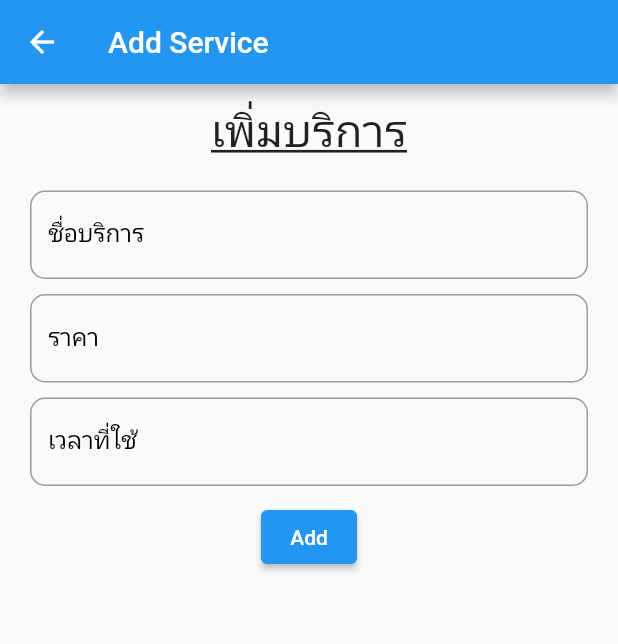
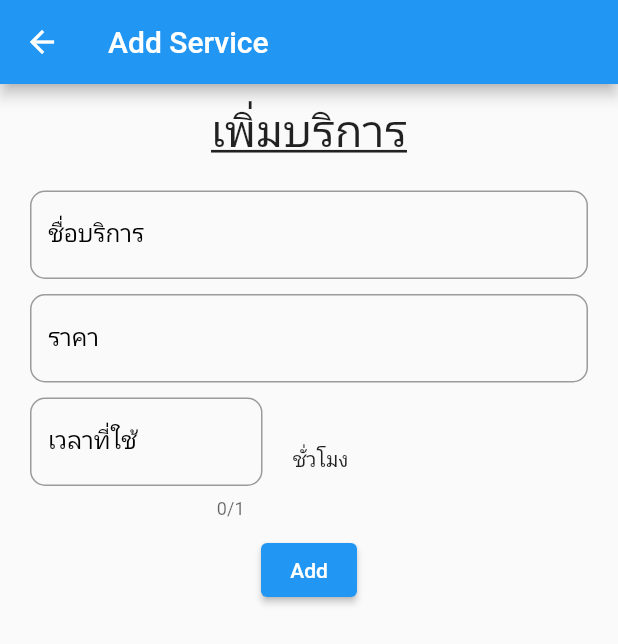
Before and after one commit to poontalk/miniproject, a Flutter app: the AddService screen opened directly, on a phone screen of 412 x 824 dp. Shown: the top 644 px of the screen. Run offline on Flutter 3.47's test engine with Material 2 defaults, Android fonts, the phone set to English and light mode, and no system bars; our stand-ins replace fluttertoast, google_nav_bar, line_icons, quickalert, table_calendar; missing offline and left inert: dart:ffi, flutter_session_manager; accounts and stored records are empty.

Commit message:
update design timespend add and editservice in flutter

```diff
--- a/lib/views/admin/addService.dart
+++ b/lib/views/admin/addService.dart
@@ -53,7 +53,13 @@ class _AddServiceState extends State<AddService> {
 
             //Text field timespend
             const SizedBox(height: 10),
+            Row(
+              children: [
                 textFieldTimespend(),
+                const Text("ชั่วโมง")
+              ],
+            )
+            ,
             const SizedBox(height: 10),
 
             //Button Submit
@@ -151,8 +157,11 @@ class _AddServiceState extends State<AddService> {
   Padding textFieldTimespend() {
     return Padding(
       padding: const EdgeInsets.only(left: 20.0, right: 20.0),
+      child: SizedBox(
+         width: 155,
         child: TextFormField(
           keyboardType: TextInputType.number,
+          maxLength: 1,
           controller: timespendController,
           validator: validateServicTimespend,
           autovalidateMode: AutovalidateMode.onUserInteraction,
@@ -174,6 +183,7 @@ class _AddServiceState extends State<AddService> {
                 OutlineInputBorder(borderRadius: BorderRadius.circular(15)),
           ),
         ),
+      ),
     );
   }
 }
```
Also changed, not shown: lib/views/admin/editService.dart (+10 -0 lines). Lines whose indentation alone changed are shown as unchanged.
